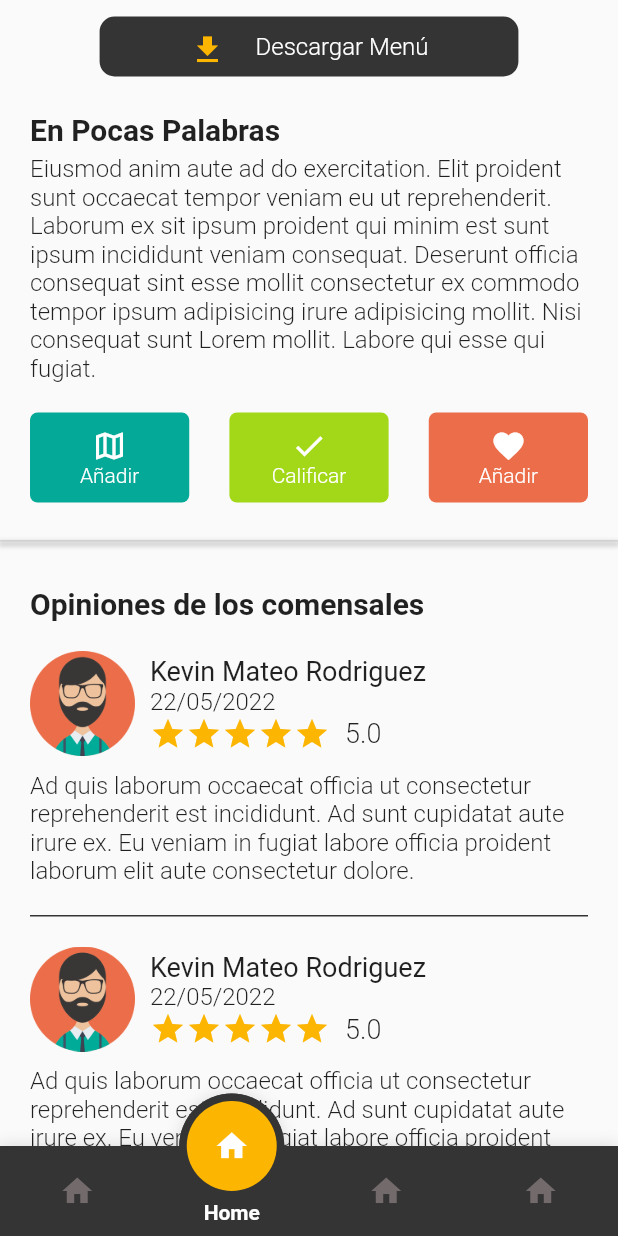
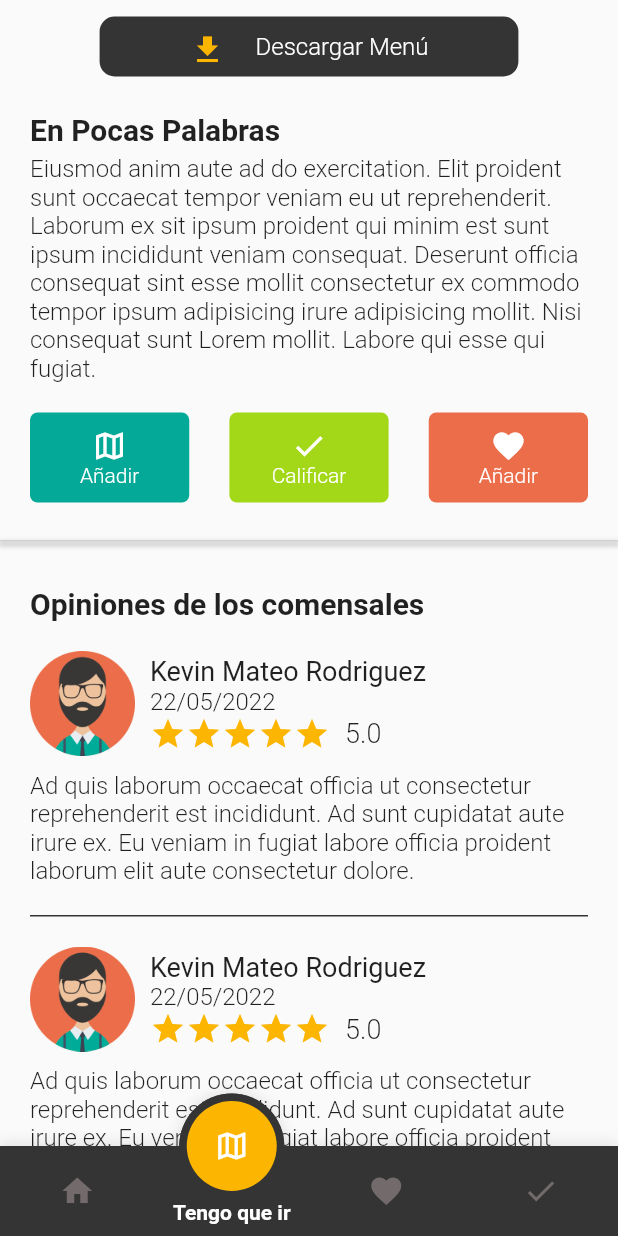
Before and after one commit to mateodryp/ElBuenComensal_Movil, a Flutter app: the RestaurantScreen screen opened by its route, item 2 of the bottom bar chosen, scrolled down 576 dp, on a phone screen of 412 x 824 dp. Run offline on Flutter 3.47's test engine with Material 2 defaults, Android fonts, the light colour scheme and no system bars; drawn by our look-alikes of fancy_bottom_navigation; our stand-ins replace carousel_slider, easy_splash_screen, shared_preferences; accounts and stored records are empty; network calls fail.

Commit message:
17/09/2022

```diff
--- a/el_buen_comensal/lib/screens/restaurant_screen.dart
+++ b/el_buen_comensal/lib/screens/restaurant_screen.dart
@@ -128,7 +128,7 @@ class RestaurantScreen extends StatelessWidget {
         ),
       ),
 
-      bottomNavigationBar: ButtonBarHome(),
+      bottomNavigationBar: ButtonBarHome(position: 0),
     );
   }
 }
--- a/el_buen_comensal/lib/screens/screens.dart
+++ b/el_buen_comensal/lib/screens/screens.dart
@@ -2,3 +2,6 @@ export 'package:el_buen_comensal/screens/login_screen.dart';
 export  'package:el_buen_comensal/screens/register_screen.dart';
 export 'package:el_buen_comensal/screens/home_screen.dart';
 export 'package:el_buen_comensal/screens/restaurant_screen.dart';
+export 'package:el_buen_comensal/screens/have_to_go_screen.dart';
+export 'package:el_buen_comensal/screens/love_it_screen.dart';
+export 'package:el_buen_comensal/screens/opinions_screen.dart';
--- a/el_buen_comensal/lib/widgets/button_bar_home.dart
+++ b/el_buen_comensal/lib/widgets/button_bar_home.dart
@@ -4,8 +4,10 @@ import 'package:fancy_bottom_navigation/fancy_bottom_navigation.dart';
 import '../theme/app_theme.dart';
 
 class ButtonBarHome extends StatelessWidget {
+  final int position;
   const ButtonBarHome({
     Key? key,
+    required this.position
   }) : super(key: key);
 
   @override
@@ -16,28 +18,26 @@ class ButtonBarHome extends StatelessWidget {
         textColor: Colors.white,
         activeIconColor: Colors.white,
         inactiveIconColor: AppTheme.dark_gray_disable,
-      initialSelection: 0,
+        initialSelection: position,
         tabs: [
           TabData(
               iconData: (Icons.home_sharp),
               title: "Home",
-          onclick: () => Navigator.pushNamed(context, 'home')
-        ),
+              onclick: () => Navigator.pushNamed(context, 'home')),
           TabData(
-          iconData: Icons.home_sharp,
-          title: "Home"
-        ),
+              iconData: Icons.map_outlined,
+              title: "Tengo que ir",
+              onclick: () => Navigator.pushNamed(context, 'have_to_go')),
           TabData(
-          iconData: Icons.home_sharp,
-          title: "Home"
-        ),
+              iconData: Icons.favorite,
+              title: "Me encantan",
+              onclick: () => Navigator.pushNamed(context, 'love_it')),
           TabData(
-          iconData: Icons.home_sharp,
-          title: "Home"
-        ),
+              iconData: Icons.check,
+              title: "Opiniones",
+              onclick: () => Navigator.pushNamed(context, 'opinions')),
         ],
-      onTabChangedListener: (position){
-
-      } );
+        onTabChangedListener: (position) {
+        });
   }
 }
--- a/el_buen_comensal/lib/widgets/restaurant_slider.dart
+++ b/el_buen_comensal/lib/widgets/restaurant_slider.dart
@@ -2,6 +2,10 @@ import 'package:el_buen_comensal/theme/app_theme.dart';
 import 'package:flutter/material.dart';
 
 class RestaurantSlider extends StatelessWidget {
+  final String title;
+
+  const RestaurantSlider({Key? key, required this.title,}): super(key: key);
+
   @override
   Widget build(BuildContext context) {
     return Container(
@@ -10,7 +14,7 @@ class RestaurantSlider extends StatelessWidget {
       child: Column(
         crossAxisAlignment: CrossAxisAlignment.start,
         children: [
-        Text("Restaurantes Populares",style: TextStyle(fontSize: 22, fontWeight: FontWeight.w300)),
+        Text(title,style: TextStyle(fontSize: 22, fontWeight: FontWeight.w300)),
         Expanded(
           child: ListView.builder(
             scrollDirection: Axis.horizontal,
```
Also changed, not shown: el_buen_comensal/lib/main.dart (+6 -3 lines), el_buen_comensal/lib/screens/have_to_go_screen.dart (added, +17 -0 lines), el_buen_comensal/lib/screens/home_screen.dart (+6 -4 lines), el_buen_comensal/lib/screens/love_it_screen.dart (added, +17 -0 lines), el_buen_comensal/lib/screens/opinions_screen.dart (added, +17 -0 lines), 1 other file. Lines whose indentation alone changed are shown as unchanged.
